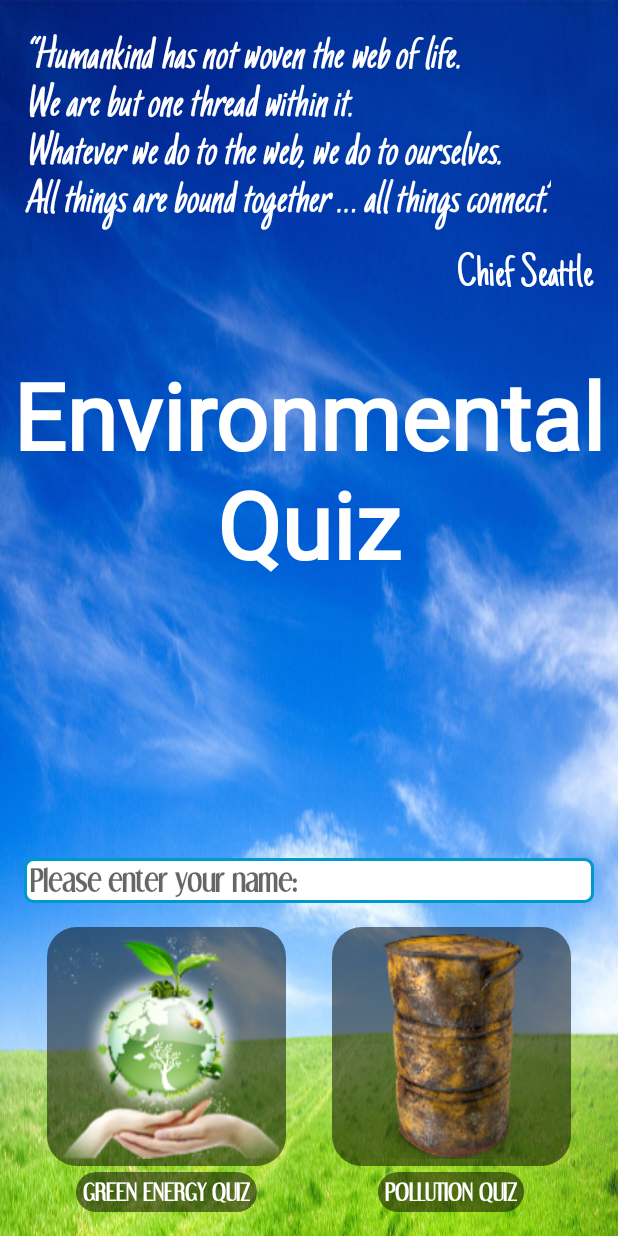
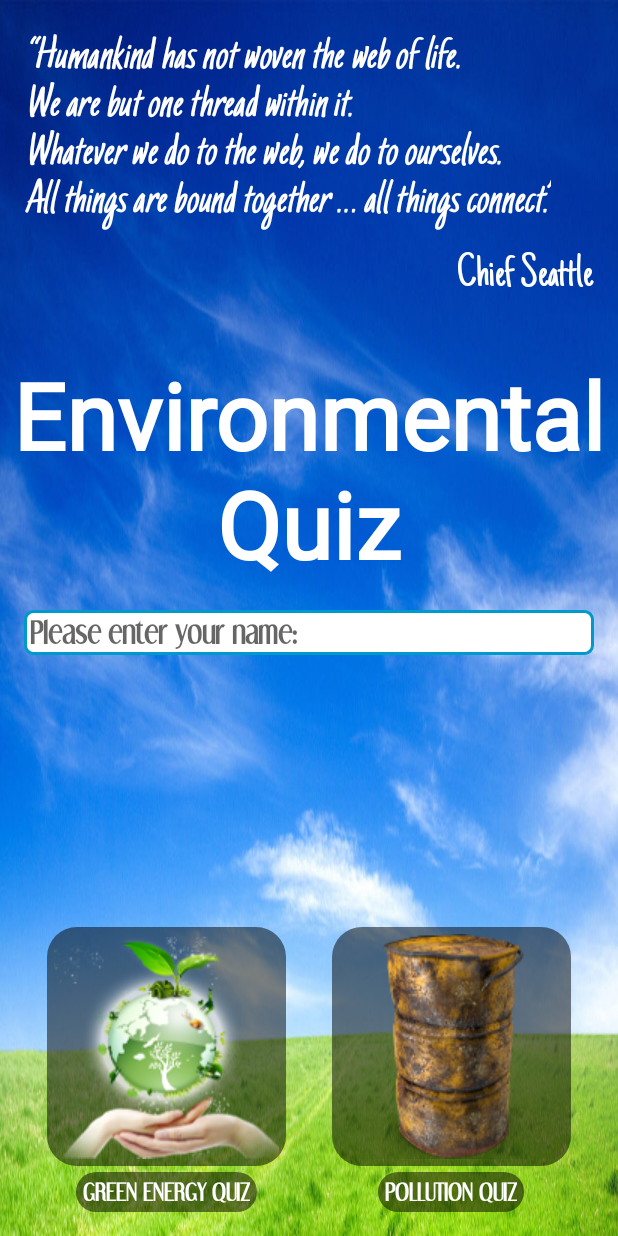
Before and after one commit to mkrzywon/QuizApp, an Android app: the screen it shows after launch (MainActivity), on a phone screen of 412 x 824 dp. Run offline under Robolectric (Android 15) with nearby library versions, the phone set to English and light mode, and no system bars.

Commit message:
routine commit

```diff
--- a/app/src/main/res/layout/activity_main.xml
+++ b/app/src/main/res/layout/activity_main.xml
@@ -41,7 +41,7 @@
         <EditText
             android:id="@+id/name_field"
             style="@style/edit_text"
-            android:layout_above="@id/linear1"
+            android:layout_below="@id/quiz_name"
             android:layout_margin="@dimen/standard"
             android:background="@drawable/edit_text"
             android:hint="@string/please"
@@ -51,7 +51,9 @@
         <LinearLayout
             android:id="@+id/linear1"
             style="@style/container_buttons_layout_front"
+            android:layout_below="@id/name_field"
             android:layout_alignParentBottom="true"
+            android:gravity="bottom"
             android:layout_marginBottom="@dimen/standard"
             android:layout_marginEnd="@dimen/standard"
             android:layout_marginStart="@dimen/standard"
```
